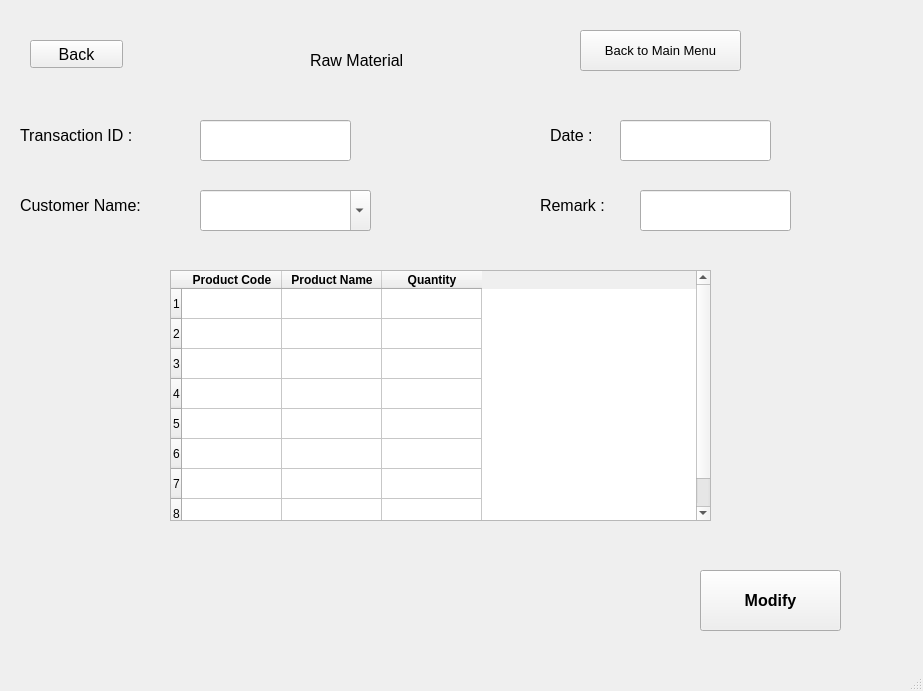
Before: the Qt Designer form UI/rm_modify.ui in nilay1221/Inventory_Management, drawn with Qt 5.
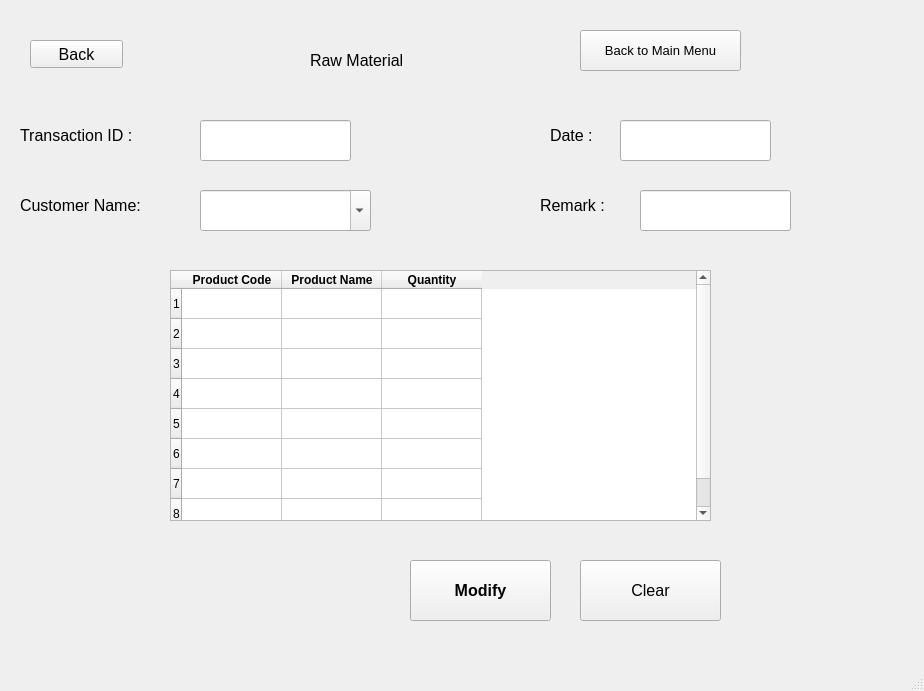
After: the same form once the commit is applied.

Commit message: clear button added in ui files

Patch:
```diff
--- a/UI/rm_modify.ui
+++ b/UI/rm_modify.ui
@@ -6,7 +6,7 @@
    <rect>
     <x>0</x>
     <y>0</y>
-    <width>923</width>
+    <width>924</width>
     <height>691</height>
    </rect>
   </property>
@@ -352,8 +352,8 @@
    <widget class="QPushButton" name="rm_modify_confirm">
     <property name="geometry">
      <rect>
-      <x>700</x>
-      <y>570</y>
+      <x>410</x>
+      <y>560</y>
       <width>141</width>
       <height>61</height>
      </rect>
@@ -369,6 +369,24 @@
      <string>Modify</string>
     </property>
    </widget>
+   <widget class="QPushButton" name="rm_modify_clear">
+    <property name="geometry">
+     <rect>
+      <x>580</x>
+      <y>560</y>
+      <width>141</width>
+      <height>61</height>
+     </rect>
+    </property>
+    <property name="font">
+     <font>
+      <pointsize>12</pointsize>
+     </font>
+    </property>
+    <property name="text">
+     <string>Clear</string>
+    </property>
+   </widget>
   </widget>
   <widget class="QStatusBar" name="statusbar"/>
  </widget>
```
The commit also changes 21 other files.
